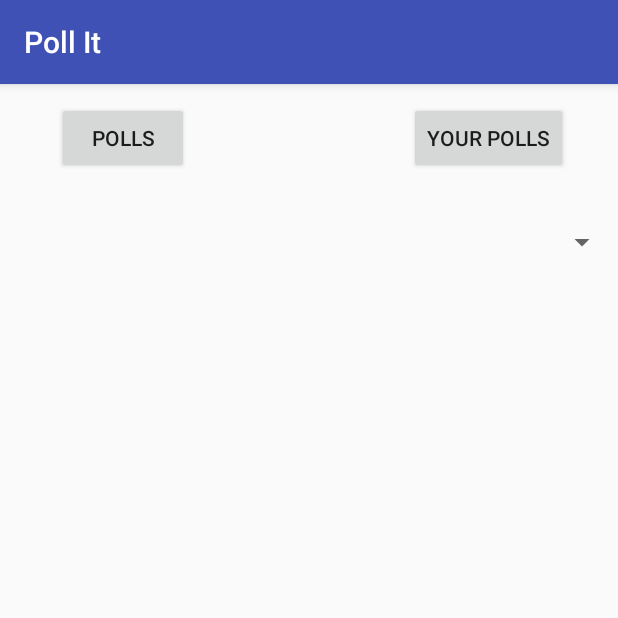
After one commit to rishavmedhi/App_chalk, an Android app: the LandingPage screen opened directly, with no data from a screen before it, on a phone screen of 412 x 824 dp, the top half of it. The commit adds this screen. Run offline under Robolectric (Android 15) with nearby library versions, the phone set to English and light mode, and no system bars; our stand-ins replace ButterKnife.

Commit message:
created 2nd activity : main page

```diff
--- a/app/build.gradle
+++ b/app/build.gradle
@@ -25,6 +25,7 @@ dependencies {
         exclude group: 'com.android.support', module: 'support-annotations'
     })
     compile 'com.android.support:appcompat-v7:25.3.1'
+    compile 'com.android.support:design:25.3.1'
     compile 'com.android.support.constraint:constraint-layout:1.0.2'
     testCompile 'junit:junit:4.12'
     compile 'com.google.code.gson:gson:2.7'
--- a/app/src/main/AndroidManifest.xml
+++ b/app/src/main/AndroidManifest.xml
@@ -16,6 +16,7 @@
                 <category android:name="android.intent.category.LAUNCHER" />
             </intent-filter>
         </activity>
+        <activity android:name=".LandingPage"></activity>
     </application>
 
 </manifest>
--- /dev/null
+++ b/app/src/main/java/com/example/rmedhi/app_chalk/LandingPage.java
@@ -0,0 +1,70 @@
+package com.example.rmedhi.app_chalk;
+
+import android.content.Context;
+import android.content.Intent;
+import android.os.Bundle;
+import android.os.PersistableBundle;
+import android.support.annotation.Nullable;
+import android.support.design.widget.FloatingActionButton;
+import android.support.design.widget.Snackbar;
+import android.support.design.widget.TabLayout;
+import android.support.v4.app.Fragment;
+import android.support.v4.app.FragmentManager;
+import android.support.v4.app.FragmentPagerAdapter;
+import android.support.v4.view.ViewPager;
+import android.support.v7.app.AppCompatActivity;
+import android.support.v7.widget.RecyclerView;
+import android.support.v7.widget.Toolbar;
+import android.view.LayoutInflater;
+import android.view.Menu;
+import android.view.MenuItem;
+import android.view.View;
+import android.view.ViewGroup;
+import android.widget.RelativeLayout;
+import android.widget.TextView;
+
+import butterknife.BindView;
+
+/**
+ * Created by R Medhi on 08-05-2017.
+ */
+
+public class LandingPage extends AppCompatActivity {
+
+    private Context mContext;
+
+    private RecyclerView mRecyclerView;
+
+    private int g_pos;
+
+    private RecyclerView.Adapter mAdapter;
+    private RecyclerView.LayoutManager mLayoutManager;
+
+    @BindView(R.id.rl)
+    RelativeLayout mRelativeLayout;
+
+    @Override
+    protected void onCreate(@Nullable Bundle savedInstanceState) {
+        super.onCreate(savedInstanceState);
+
+        Intent intent = getIntent();
+        String value = intent.getStringExtra("key"); //if it's a string you stored.
+
+        setContentView(R.layout.landing_page);
+
+        mContext = getApplicationContext();
+
+        mRecyclerView = (RecyclerView) findViewById(R.id.r_view);
+
+//        mRecyclerView.setLayoutManager(mLayoutManager);
+//        mRecyclerView.setHasFixedSize(true);
+
+        // Initialize a new instance of RecyclerView Adapter instance
+//        mAdapter = new ViewAdapter(mContext,cardsList);
+//        mAdapter.setHasStableIds(false);
+
+//        mRecyclerView.setAdapter(mAdapter);
+
+
+    }
+}
--- a/app/src/main/java/com/example/rmedhi/app_chalk/MainActivity.java
+++ b/app/src/main/java/com/example/rmedhi/app_chalk/MainActivity.java
@@ -1,5 +1,6 @@
 package com.example.rmedhi.app_chalk;
 
+import android.content.Intent;
 import android.support.v7.app.AppCompatActivity;
 import android.os.Bundle;
 import android.support.v7.widget.RecyclerView;
@@ -27,6 +28,8 @@ import retrofit2.http.Field;
 import retrofit2.http.FormUrlEncoded;
 import retrofit2.http.GET;
 import retrofit2.http.Path;
+
+import static android.R.attr.value;
 
 public class MainActivity extends AppCompatActivity {
 
@@ -159,6 +162,9 @@ public class MainActivity extends AppCompatActivity {
                 String status=response.body().getStatus();
                 if (status.equals("1")==true) {
                     Log.d("Login", "Success");
+                    Intent myIntent = new Intent(MainActivity.this, LandingPage.class);
+                    myIntent.putExtra("key", value); //Optional parameters
+                    MainActivity.this.startActivity(myIntent);
                 }
                 else
                     Log.d("Login","fail");
--- /dev/null
+++ b/app/src/main/res/layout/landing_page.xml
@@ -0,0 +1,45 @@
+<?xml version="1.0" encoding="utf-8"?>
+<RelativeLayout xmlns:android="http://schemas.android.com/apk/res/android"
+    android:layout_width="match_parent"
+    android:layout_height="match_parent"
+    android:id="@+id/rl">
+
+    <Button
+        android:id="@+id/polls"
+        android:layout_width="wrap_content"
+        android:layout_height="wrap_content"
+        android:layout_alignParentLeft="true"
+        android:layout_alignParentStart="true"
+        android:layout_alignParentTop="true"
+        android:layout_marginLeft="38dp"
+        android:layout_marginStart="38dp"
+        android:layout_marginTop="12dp"
+        android:text="Polls" />
+
+    <Button
+        android:id="@+id/your_polls"
+        android:layout_width="wrap_content"
+        android:layout_height="wrap_content"
+        android:layout_alignBaseline="@+id/polls"
+        android:layout_alignBottom="@+id/polls"
+        android:layout_alignParentEnd="true"
+        android:layout_alignParentRight="true"
+        android:layout_marginEnd="33dp"
+        android:layout_marginRight="33dp"
+        android:text="Your Polls" />
+
+    <Spinner
+        android:id="@+id/spinner"
+        android:layout_width="match_parent"
+        android:layout_height="wrap_content"
+        android:layout_marginTop="33dp"
+        android:layout_below="@+id/polls"
+        android:layout_centerHorizontal="true" />
+
+    <android.support.v7.widget.RecyclerView
+        android:id="@+id/r_view"
+        android:layout_width="match_parent"
+        android:layout_height="match_parent"
+        android:layout_centerHorizontal="true"
+        android:layout_below="@+id/spinner" />
+</RelativeLayout>
--- /dev/null
+++ b/app/src/main/res/menu/menu_main.xml
@@ -0,0 +1,11 @@
+<?xml version="1.0" encoding="utf-8"?>
+<menu xmlns:android="http://schemas.android.com/apk/res/android"
+    xmlns:app="http://schemas.android.com/apk/res-auto"
+    xmlns:tools="http://schemas.android.com/tools"
+    tools:context="com.example.rmedhi.app_chalk.LandingPage">
+    <item
+        android:id="@+id/action_settings"
+        android:orderInCategory="100"
+        android:title="action_settings"
+        app:showAsAction="never" />
+</menu>
```
